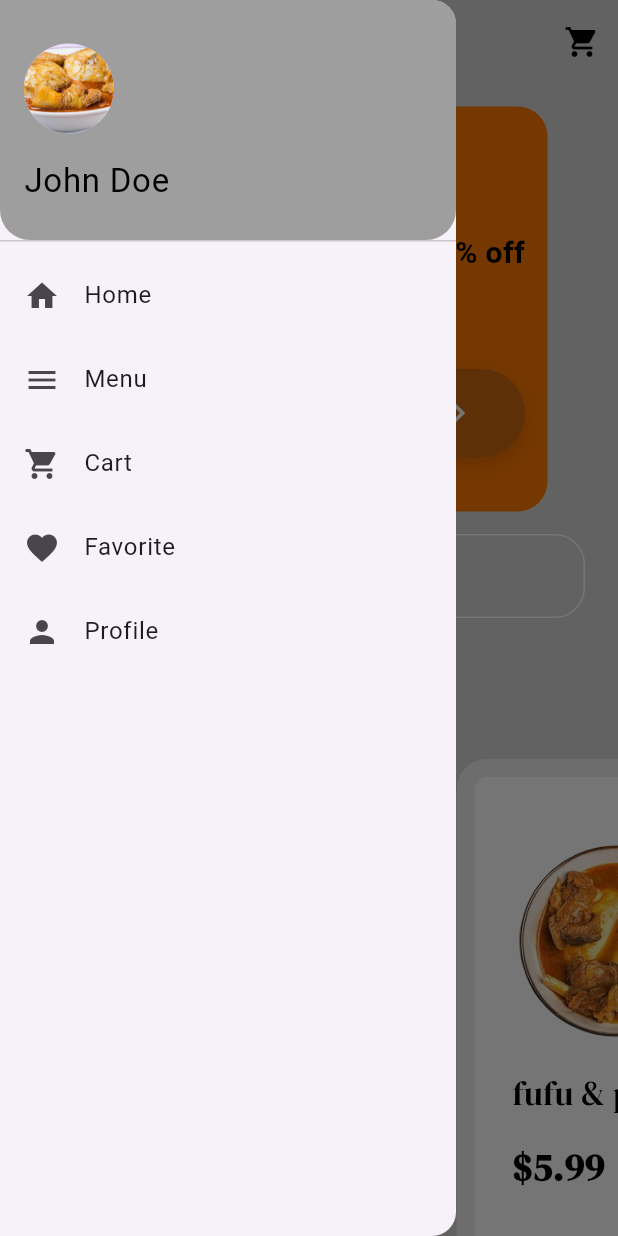
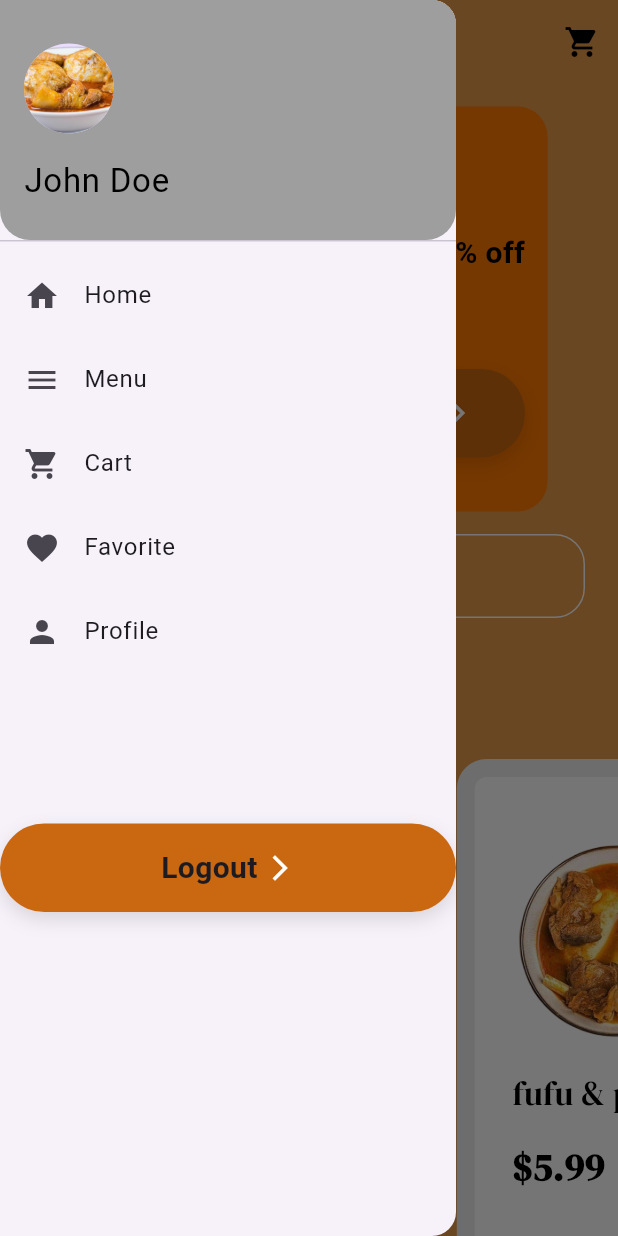
Before and after one commit to Ikwame91/Restaurant_app_ui, a Flutter app: the MenuPage screen opened by its route, with the side drawer open, on a phone screen of 412 x 824 dp. Run offline on Flutter 3.47's test engine with Material 2 defaults, Android fonts, the phone set to English and light mode, and no system bars; drawn by our look-alikes of carousel_slider; our stand-ins replace google_fonts.

Commit message:
logout button

```diff
--- a/lib/constants/colors.dart
+++ b/lib/constants/colors.dart
@@ -2,4 +2,5 @@ import 'package:flutter/material.dart';
 
 var primaryColor = const Color.fromARGB(255, 255, 121, 3);
 var secondaryColor = const Color(0xFFCA6812);
-var abstractColor = const Color.fromARGB(255, 236, 148, 71);
+var abstractColor = const Color.fromARGB(255, 231, 154, 76);
+var forColor = const Color.fromARGB(255, 236, 148, 71);
--- a/lib/models/food.dart
+++ b/lib/models/food.dart
@@ -18,12 +18,4 @@ class Food {
     required this.id,
     required this.quantity,
   });
-  String get _name => name;
-  String get _image => image;
-  String get _description => description;
-  double get _price => price;
-  String get _category => category;
-  String get _rating => rating;
-  String get _id => id;
-  int get _quantity => quantity;
 }
--- a/lib/pages/food_details.dart
+++ b/lib/pages/food_details.dart
@@ -157,7 +157,7 @@ class _FoodDetailsState extends State<FoodDetails> {
                   mainAxisAlignment: MainAxisAlignment.spaceBetween,
                   children: [
                     SizedBox(
-                      width: 70,
+                      width: 100,
                       child: Text(
                         '\$${calculateTotalPrice()}',
                         style: const TextStyle(
--- a/lib/pages/menu_page.dart
+++ b/lib/pages/menu_page.dart
@@ -3,6 +3,7 @@ import 'package:google_fonts/google_fonts.dart';
 import 'package:provider/provider.dart';
 import 'package:simple_restaurant_ui/components/favorite_foods.dart';
 import 'package:simple_restaurant_ui/components/food_tile.dart';
+import 'package:simple_restaurant_ui/constants/colors.dart';
 import 'package:simple_restaurant_ui/constants/food_list.dart';
 import 'package:simple_restaurant_ui/pages/food_details.dart';
 import 'package:simple_restaurant_ui/widgets/custom_drawer.dart';
@@ -40,7 +41,7 @@ class _MenuPageState extends State<MenuPage> {
     final favoriteFoods = shop.foodfavorites;
     return SafeArea(
       child: Scaffold(
-        backgroundColor: Colors.grey[350],
+        backgroundColor: abstractColor,
         appBar: AppBar(
           foregroundColor: Colors.grey[500],
           centerTitle: true,
@@ -143,7 +144,7 @@ class _MenuPageState extends State<MenuPage> {
                     Padding(
                       padding: const EdgeInsets.symmetric(horizontal: 15),
                       child: Text('Favorites Menu ',
-                          style: GoogleFonts.robotoSlab(
+                          style: GoogleFonts.roboto(
                               fontSize: 28,
                               color: Colors.red,
                               fontWeight: FontWeight.w500)),
--- a/lib/widgets/custom_drawer.dart
+++ b/lib/widgets/custom_drawer.dart
@@ -1,11 +1,15 @@
 import 'package:flutter/material.dart';
+import 'package:simple_restaurant_ui/widgets/custom_container.dart';
 
 class CustomDrawer extends StatelessWidget {
   const CustomDrawer({super.key});
 
   @override
   Widget build(BuildContext context) {
-    return Drawer(
+    return Column(
+      children: [
+        Expanded(
+          child: Drawer(
             child: ListView(
               padding: EdgeInsets.zero,
               children: [
@@ -77,8 +81,15 @@ class CustomDrawer extends StatelessWidget {
                     Navigator.pop(context);
                   },
                 ),
+                const SizedBox(
+                  height: 100,
+                ),
+                const CustomContainer(text: 'Logout')
               ],
             ),
+          ),
+        ),
+      ],
     );
   }
 }
--- a/lib/widgets/slider.dart
+++ b/lib/widgets/slider.dart
@@ -59,7 +59,7 @@ class PageSlide extends StatelessWidget {
                       )
                     ],
                   ),
-                  SizedBox(
+                  const SizedBox(
                     height: 10,
                   ),
                   const CustomContainer(text: ' Redeem your coupon ')
```
Lines whose indentation alone changed are shown as unchanged.
